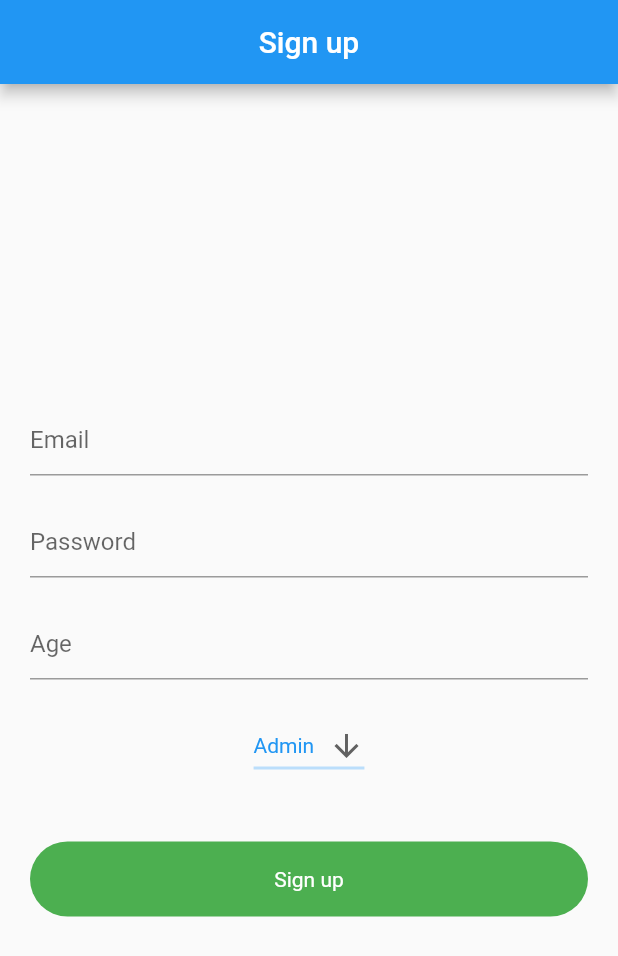
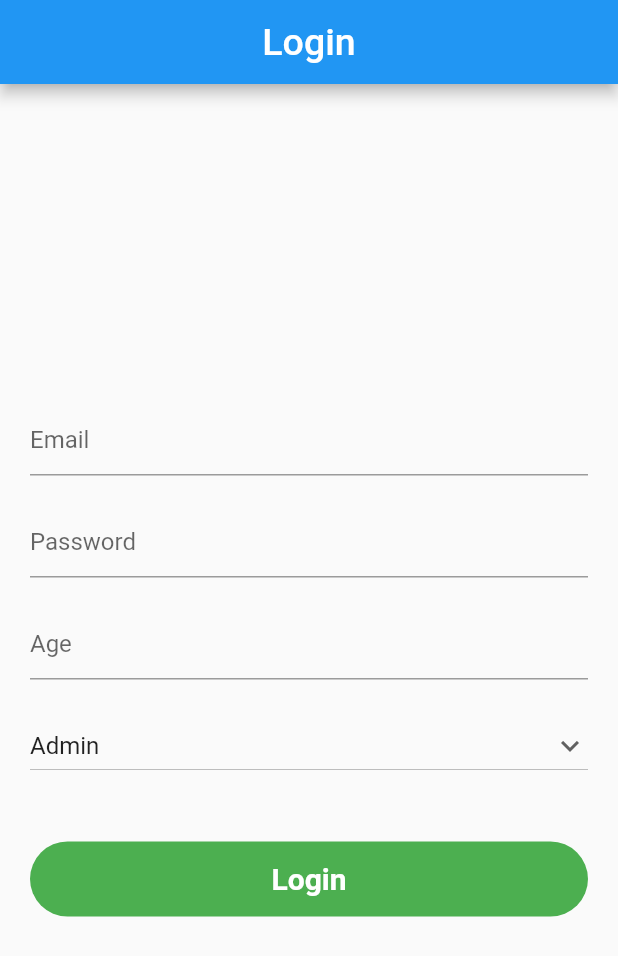
Before and after one commit to musamairshad/Multi-Role-Base-App, a Flutter app: the screen it shows after launch, on a phone screen of 412 x 824 dp. Shown: the top 956 px of the screen. Run offline on Flutter 3.47's test engine with Material 2 defaults, Android fonts, the phone set to English and light mode, and no system bars; our stand-ins replace shared_preferences; network calls fail.

Commit message:
modified auth_screen.dart

```diff
--- a/lib/auth_screen.dart
+++ b/lib/auth_screen.dart
@@ -1,8 +1,9 @@
 import 'package:flutter/material.dart';
-import './select_type.dart';
 import 'package:shared_preferences/shared_preferences.dart';
 // import './home_screen.dart';
 import './student_screen.dart';
+import './teacher_screen.dart';
+import './admin_screen.dart';
 
 class LoginScreen extends StatefulWidget {
   static const routeName = "/login-screen";
@@ -27,11 +28,21 @@ class _LoginScreenState extends State<LoginScreen> {
   final _passwordController = TextEditingController();
   final _ageController = TextEditingController();
 
+  String dropdownvalue = 'Admin';
+
+  var items = [
+    'Admin',
+    'Teacher',
+    'Student',
+  ];
+
   @override
   Widget build(BuildContext context) {
     return Scaffold(
       appBar: AppBar(
-        title: const Text("Sign up"),
+        title: const Text("Login", style: TextStyle(
+          fontSize: 25,
+        ),),
         centerTitle: true,
         automaticallyImplyLeading: false,
       ),
@@ -65,7 +76,22 @@ class _LoginScreenState extends State<LoginScreen> {
             const SizedBox(height: 20),
 
             // Working of this widget is in progress.....
-            const SelectType(),
+            DropdownButton(
+              icon: Icon(Icons.keyboard_arrow_down),
+              isExpanded: true,
+              items: items.map((String item) {
+                return DropdownMenuItem(
+                  child: Text(item),
+                  value: item,
+                );
+              }).toList(),
+              value: dropdownvalue,
+              onChanged: (String? newValue) {
+                setState(() {
+                  dropdownvalue = newValue!;
+                });
+              },
+            ),
             const SizedBox(height: 40),
             InkWell(
               onTap: () async {
@@ -89,22 +115,25 @@ class _LoginScreenState extends State<LoginScreen> {
                 sp.setString('Email', _emailController.text.toString());
 
                 // Different types of roles like admin, student, teacher.
-                sp.setString('userType', 'teacher');
+                sp.setString('userType', dropdownvalue);
                 sp.setString('Age', _ageController.text.toString());
                 sp.setBool('isLogin', true); // When button is pressed so
                 // user is logged in and value = true.
 
-                if(sp.getString('userType') == 'teacher'){
+                if (sp.getString('userType') == 'Teacher') {
+                  // ignore: use_build_context_synchronously
+                  Navigator.pushNamed(context, TeacherScreen.routeName);
+                } else if (sp.getString('userType') == 'Student') {
                   // ignore: use_build_context_synchronously
                   Navigator.pushNamed(context, StudentScreen.routeName);
-                } else if(sp.getString('userType') == 'student'){
-
+                } else if (sp.getString('userType') == 'Admin') {
                   // ignore: use_build_context_synchronously
-                  Navigator.pushNamed(context, StudentScreen.routeName);
-                } else{
-                  // ignore: use_build_context_synchronously
-                  Navigator.pushNamed(context, StudentScreen.routeName);
+                  Navigator.pushNamed(context, AdminScreen.routeName);
                 }
+                // else {
+                //   // ignore: use_build_context_synchronously
+                //   Navigator.pushNamed(context, StudentScreen.routeName);
+                // }
               },
               child: Container(
                 height: 50,
@@ -115,9 +144,11 @@ class _LoginScreenState extends State<LoginScreen> {
                 ),
                 child: const Center(
                     child: Text(
-                  "Sign up",
+                  "Login",
                   style: TextStyle(
                     color: Colors.white,
+                    fontSize: 20,
+                    fontWeight: FontWeight.bold,
                   ),
                 )),
               ),
```
